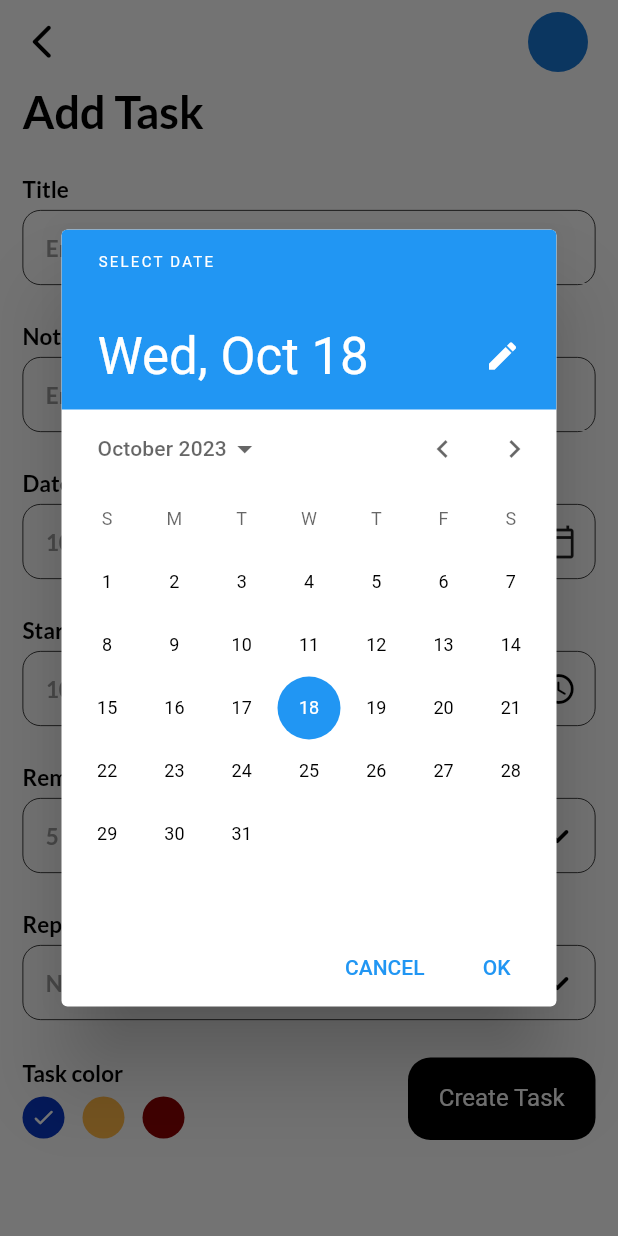
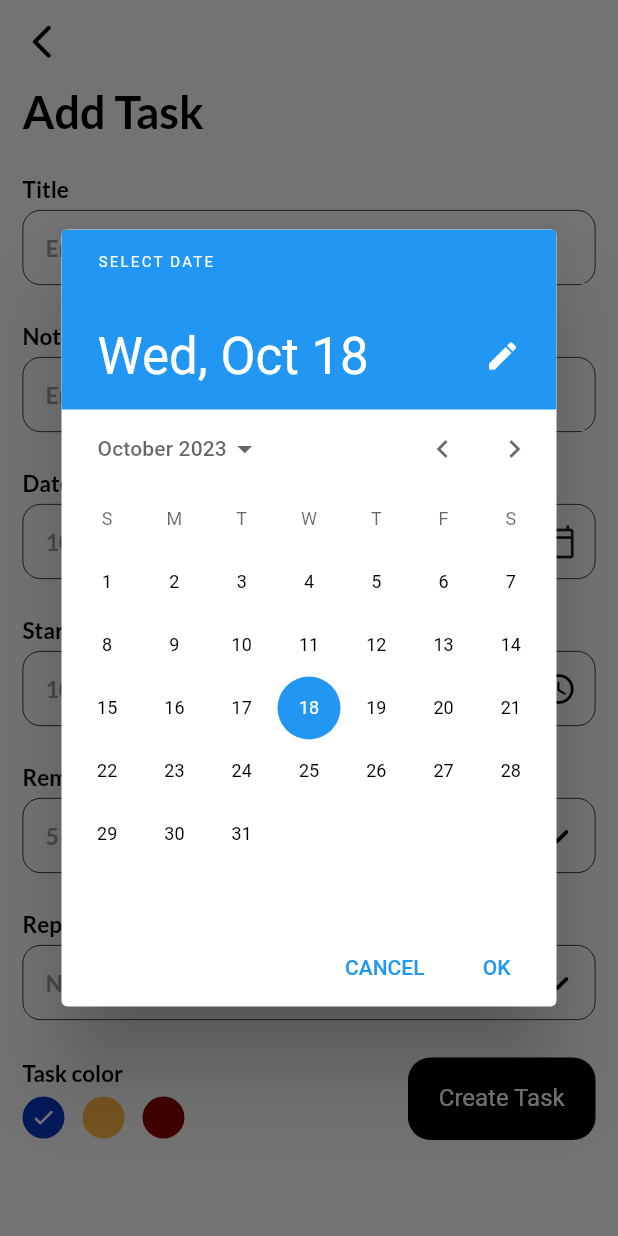
Before and after one commit to mostafa833/to_do_app, a Flutter app: the AddTaskPage screen opened directly, after a tap on the "calendar today" icon, on a phone screen of 412 x 824 dp. Run offline on Flutter 3.47's test engine with Material 2 defaults, Android fonts, the phone set to English and light mode, and no system bars; our stand-ins replace date_picker_timeline, flutter_local_notifications, flutter_staggered_animations, flutter_timezone, get, get_storage and 3 more; accounts and stored records are empty.

Commit message:
icon_deleted

```diff
--- a/lib/ui/add_task_bar.dart
+++ b/lib/ui/add_task_bar.dart
@@ -260,14 +260,6 @@ class _AddTaskPageState extends State<AddTaskPage> {
         child: Icon(Icons.arrow_back_ios_new_rounded,
             size: 27, color: Get.isDarkMode ? Colors.white : Colors.black),
       ),
-      actions: const [
-        CircleAvatar(
-          backgroundImage: AssetImage(""),
-        ),
-        SizedBox(
-          width: 20,
-        ),
-      ],
     );
   }
 
```
Also changed, not shown: images/person.png (deleted), 1 other file.
